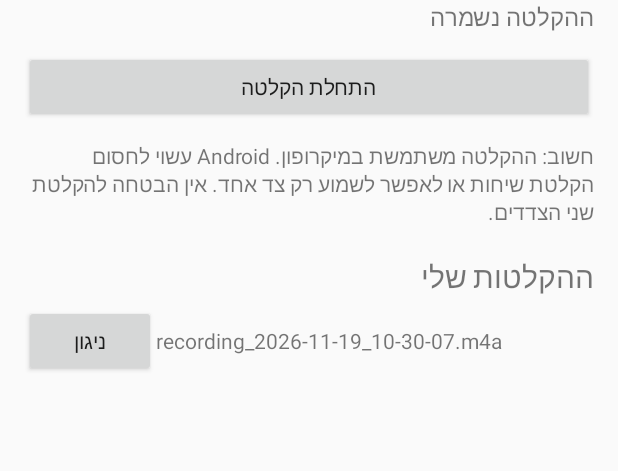
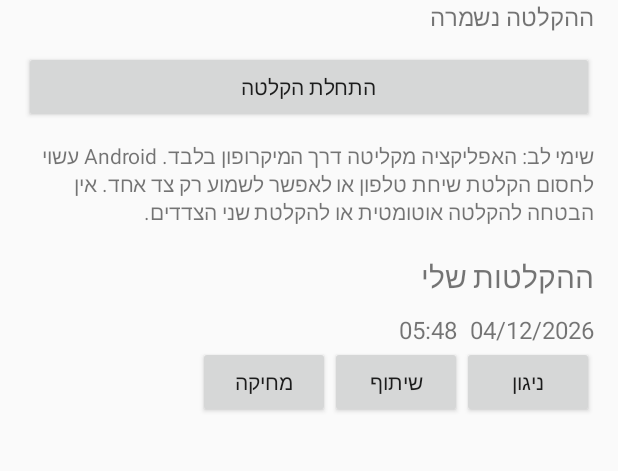
Before and after one commit to lwylyrz6-a11y/-, an Android app: the screen it shows after launch (MainActivity), after a tap on "עצירת הקלטה", on a phone screen of 412 x 824 dp, the part 105-576 px from its top. Run offline under Robolectric (Android 15) with nearby library versions, the phone set to English and light mode, and no system bars; 1 other tap on this screen came first.

Commit message:
Complete recording list actions and file sharing

```diff
--- a/app/src/main/java/il/co/liraz/callrecorder/MainActivity.kt
+++ b/app/src/main/java/il/co/liraz/callrecorder/MainActivity.kt
@@ -2,14 +2,18 @@ package il.co.liraz.callrecorder
 
 import android.Manifest
 import android.app.Activity
+import android.content.Intent
+import android.content.pm.PackageManager
 import android.media.MediaPlayer
 import android.media.MediaRecorder
+import android.net.Uri
 import android.os.Build
 import android.os.Bundle
 import android.widget.Button
 import android.widget.LinearLayout
 import android.widget.TextView
 import android.widget.Toast
+import androidx.core.content.FileProvider
 import java.io.File
 import java.text.SimpleDateFormat
 import java.util.Date
@@ -26,7 +30,7 @@ class MainActivity : Activity() {
     override fun onCreate(savedInstanceState: Bundle?) {
         super.onCreate(savedInstanceState)
         buildScreen()
-        if (checkSelfPermission(Manifest.permission.RECORD_AUDIO) != android.content.pm.PackageManager.PERMISSION_GRANTED) {
+        if (checkSelfPermission(Manifest.permission.RECORD_AUDIO) != PackageManager.PERMISSION_GRANTED) {
             requestPermissions(arrayOf(Manifest.permission.RECORD_AUDIO), 10)
         }
         refreshRecordings()
@@ -45,7 +49,7 @@ class MainActivity : Activity() {
             setOnClickListener { if (recorder == null) startRecording() else stopRecording() }
         }
         val note = TextView(this).apply {
-            text = "חשוב: ההקלטה משתמשת במיקרופון. Android עשוי לחסום הקלטת שיחות או לאפשר לשמוע רק צד אחד. אין הבטחה להקלטת שני הצדדים."
+            text = "שימי לב: האפליקציה מקליטה דרך המיקרופון בלבד. Android עשוי לחסום הקלטת שיחת טלפון או לאפשר לשמוע רק צד אחד. אין הבטחה להקלטה אוטומטית או להקלטת שני הצדדים."
             textSize = 14f
             setPadding(0, 18, 0, 18)
         }
@@ -57,8 +61,9 @@ class MainActivity : Activity() {
 
     @Suppress("DEPRECATION")
     private fun startRecording() {
-        if (checkSelfPermission(Manifest.permission.RECORD_AUDIO) != android.content.pm.PackageManager.PERMISSION_GRANTED) {
-            requestPermissions(arrayOf(Manifest.permission.RECORD_AUDIO), 10); return
+        if (checkSelfPermission(Manifest.permission.RECORD_AUDIO) != PackageManager.PERMISSION_GRANTED) {
+            requestPermissions(arrayOf(Manifest.permission.RECORD_AUDIO), 10)
+            return
         }
         try {
             val dir = getExternalFilesDir("recordings") ?: filesDir
@@ -70,24 +75,35 @@ class MainActivity : Activity() {
             r.setOutputFormat(MediaRecorder.OutputFormat.MPEG_4)
             r.setAudioEncoder(MediaRecorder.AudioEncoder.AAC)
             r.setOutputFile(recordingFile!!.absolutePath)
-            r.prepare(); r.start()
+            r.prepare()
+            r.start()
             recorder = r
             recordButton.text = "עצירת הקלטה"
             status.text = "מקליט כעת…"
         } catch (_: Exception) {
-            recorder?.release(); recorder = null
-            recordingFile?.delete(); recordingFile = null
+            recorder?.release()
+            recorder = null
+            recordingFile?.delete()
+            recordingFile = null
             status.text = "לא ניתן להתחיל הקלטה"
             Toast.makeText(this, "בדקי הרשאת מיקרופון ונסי שוב", Toast.LENGTH_LONG).show()
         }
     }
 
     private fun stopRecording() {
-        try { recorder?.stop() } catch (_: Exception) { recordingFile?.delete() }
-        recorder?.release(); recorder = null
-        recordButton.text = "התחלת הקלטה"
-        status.text = "ההקלטה נשמרה"
-        refreshRecordings()
+        try {
+            recorder?.stop()
+            status.text = "ההקלטה נשמרה"
+        } catch (_: Exception) {
+            recordingFile?.delete()
+            status.text = "ההקלטה לא נשמרה – נסי להקליט זמן ארוך יותר"
+        } finally {
+            recorder?.release()
+            recorder = null
+            recordButton.text = "התחלת הקלטה"
+            recordingFile = null
+            refreshRecordings()
+        }
     }
 
     private fun refreshRecordings() {
@@ -99,13 +115,24 @@ class MainActivity : Activity() {
             return
         }
         files.forEach { file ->
-            val row = LinearLayout(this).apply { orientation = LinearLayout.HORIZONTAL; layoutDirection = LinearLayout.LAYOUT_DIRECTION_RTL }
+            val row = LinearLayout(this).apply {
+                orientation = LinearLayout.VERTICAL
+                setPadding(0, 8, 0, 8)
+            }
             val name = TextView(this).apply {
-                text = file.name; textSize = 14f
-                layoutParams = LinearLayout.LayoutParams(0, LinearLayout.LayoutParams.WRAP_CONTENT, 1f)
+                text = SimpleDateFormat("dd/MM/yyyy  HH:mm", Locale.getDefault()).format(Date(file.lastModified()))
+                textSize = 16f
             }
-            val play = Button(this).apply { text = "ניגון"; setOnClickListener { playFile(file) } }
-            row.addView(name); row.addView(play); list.addView(row)
+            val actions = LinearLayout(this).apply {
+                orientation = LinearLayout.HORIZONTAL
+                layoutDirection = LinearLayout.LAYOUT_DIRECTION_RTL
+            }
+            actions.addView(Button(this).apply { text = "ניגון"; setOnClickListener { playFile(file) } })
+            actions.addView(Button(this).apply { text = "שיתוף"; setOnClickListener { shareFile(file) } })
+            actions.addView(Button(this).apply { text = "מחיקה"; setOnClickListener { deleteFile(file) } })
+            row.addView(name)
+            row.addView(actions)
+            list.addView(row)
         }
     }
 
@@ -115,7 +142,8 @@ class MainActivity : Activity() {
             player = MediaPlayer().apply {
                 setDataSource(file.absolutePath)
                 setOnCompletionListener { it.release(); player = null }
-                prepare(); start()
+                prepare()
+                start()
             }
             Toast.makeText(this, "מנגן הקלטה", Toast.LENGTH_SHORT).show()
         } catch (_: Exception) {
@@ -123,10 +151,35 @@ class MainActivity : Activity() {
         }
     }
 
+    private fun shareFile(file: File) {
+        try {
+            val uri: Uri = FileProvider.getUriForFile(this, "$packageName.fileprovider", file)
+            val send = Intent(Intent.ACTION_SEND).apply {
+                type = "audio/mp4"
+                putExtra(Intent.EXTRA_STREAM, uri)
+                addFlags(Intent.FLAG_GRANT_READ_URI_PERMISSION)
+            }
+            startActivity(Intent.createChooser(send, "שיתוף הקלטה"))
+        } catch (_: Exception) {
+            Toast.makeText(this, "לא ניתן לשתף את ההקלטה", Toast.LENGTH_SHORT).show()
+        }
+    }
+
+    private fun deleteFile(file: File) {
+        if (file.delete()) {
+            status.text = "ההקלטה נמחקה"
+            refreshRecordings()
+        } else {
+            Toast.makeText(this, "לא ניתן למחוק את הקובץ", Toast.LENGTH_SHORT).show()
+        }
+    }
+
     override fun onDestroy() {
         try { recorder?.stop() } catch (_: Exception) {}
-        recorder?.release(); recorder = null
-        player?.release(); player = null
+        recorder?.release()
+        recorder = null
+        player?.release()
+        player = null
         super.onDestroy()
     }
 }
```
